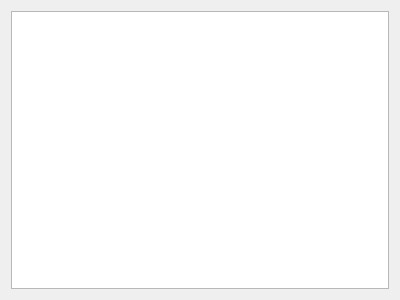
AlexLaur/TradeHelper, file app/ui/favorites_widget.ui: the form before one commit.
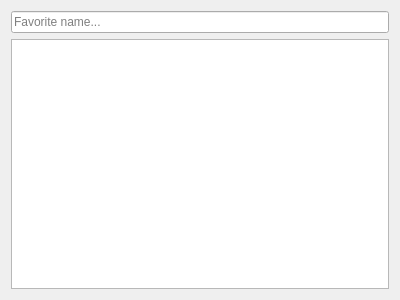
The form after the commit. Custom widgets are drawn as their Qt base class.

Commit message: sort favorite asc

What changed in the file:
```diff
--- a/app/ui/favorites_widget.ui
+++ b/app/ui/favorites_widget.ui
@@ -14,11 +14,21 @@
    <string>FavoritesWidget</string>
   </property>
   <layout class="QVBoxLayout" name="verticalLayout">
+   <item>
+    <widget class="QLineEdit" name="lie_search_favorite">
+     <property name="placeholderText">
+      <string>Favorite name...</string>
+     </property>
+    </widget>
+   </item>
    <item>
     <widget class="FavoritesTreeWidget" name="trw_favorites">
      <property name="cursor" stdset="0">
       <cursorShape>PointingHandCursor</cursorShape>
      </property>
+     <property name="sortingEnabled">
+      <bool>true</bool>
+     </property>
      <attribute name="headerVisible">
       <bool>false</bool>
      </attribute>
```
The commit also changes 3 other files.
